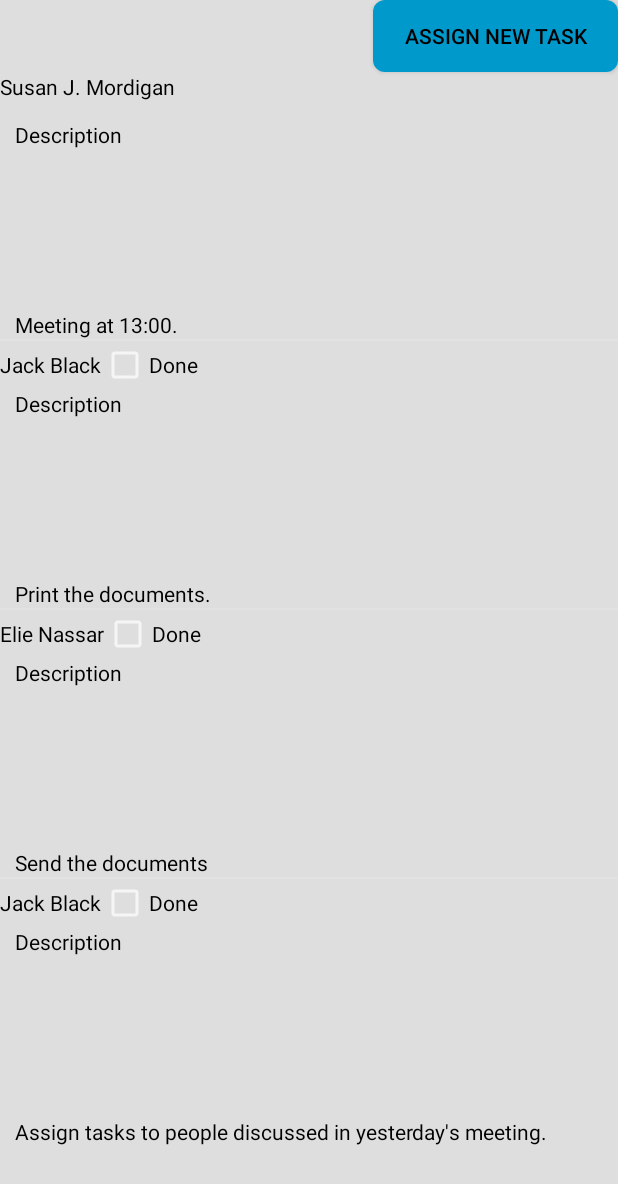
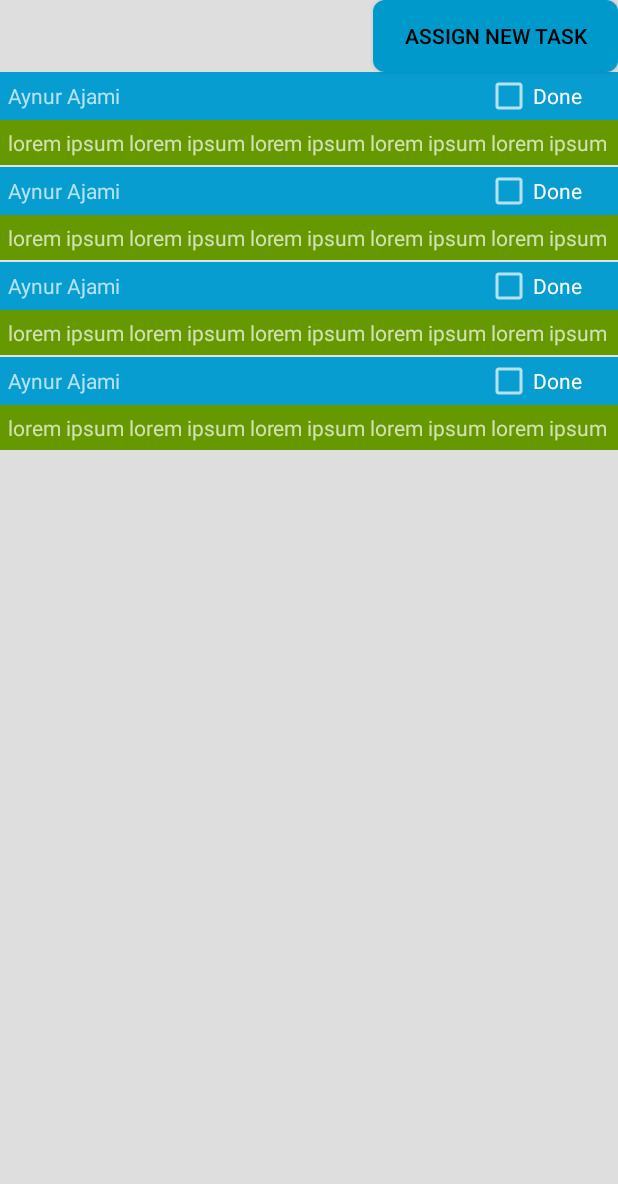
Before and after one commit to Blink184/TreeCommunicationProject, an Android app: the fragment TaskFragment placed in its activity, on a phone screen of 412 x 824 dp. Shown: the top 1184 px of the screen. Run offline under Robolectric (Android 15) with nearby library versions, the phone set to English and light mode, and no system bars; libraries missing offline, so code that uses them is left out: com.joooonho; 4 statements that could not run were skipped.

Commit message:
home fragment (not finished) 3

```diff
--- a/app/build.gradle
+++ b/app/build.gradle
@@ -32,5 +32,5 @@ dependencies {
     compile 'com.github.jlmd:AnimatedCircleLoadingView:1.1.2@aar'
     compile 'com.android.support:recyclerview-v7:23.0.1'
     compile 'com.android.support:support-v4:23.3.0'
-    compile 'com.android.support:support-v4:23.3.0'
+    compile 'com.joooonho:selectableroundedimageview:1.0.1'
 }
--- a/app/src/main/java/com/blink/treecommunicationproject/Activities/Adapters/HomeFragmentGridItemAdapter.java
+++ b/app/src/main/java/com/blink/treecommunicationproject/Activities/Adapters/HomeFragmentGridItemAdapter.java
@@ -4,7 +4,9 @@ package com.blink.treecommunicationproject.Activities.Adapters;
  * Created by ahmad hammoud on 4/12/2016.
  */
 import android.content.Context;
+import android.graphics.Color;
 import android.view.LayoutInflater;
+import android.view.MotionEvent;
 import android.view.View;
 import android.view.ViewGroup;
 import android.widget.BaseAdapter;
@@ -13,6 +15,7 @@ import android.widget.TextView;
 
 import com.blink.treecommunicationproject.Objects.Employee;
 import com.blink.treecommunicationproject.R;
+import com.joooonho.SelectableRoundedImageView;
 
 import java.util.List;
 
@@ -52,7 +55,23 @@ public class HomeFragmentGridItemAdapter extends BaseAdapter{
             grid = new View(mContext);
             grid = inflater.inflate(R.layout.fragment_home_grid_item, null);
             TextView textView = (TextView) grid.findViewById(R.id.grid_text);
-            ImageView imageView = (ImageView)grid.findViewById(R.id.grid_image);
+            final SelectableRoundedImageView imageView = (SelectableRoundedImageView )grid.findViewById(R.id.grid_image);
+            /*imageView.setOnTouchListener(new View.OnTouchListener() {
+                @Override
+                public boolean onTouch(View v, MotionEvent event) {
+                    switch (event.getAction()){
+                        case MotionEvent.ACTION_DOWN:{
+                            imageView.setBorderColor(Color.RED);
+                            break;
+                        }
+                        case MotionEvent.ACTION_UP:{
+                            imageView.setBorderColor(Color.BLUE);
+                            break;
+                        }
+                    }
+                    return false;
+                }
+            });*/
             textView.setText(employees.get(position).getFullName());
             imageView.setImageBitmap(employees.get(position).getPicture());
         } else {
--- a/app/src/main/java/com/blink/treecommunicationproject/Activities/Adapters/TaskFragmentListItemAdapter.java
+++ b/app/src/main/java/com/blink/treecommunicationproject/Activities/Adapters/TaskFragmentListItemAdapter.java
@@ -52,12 +52,12 @@ public class TaskFragmentListItemAdapter extends BaseAdapter{
         if (convertView == null) {
             list = new View(mContext);
             list = inflater.inflate(R.layout.fragment_task_list_item, null);
-            TextView to = (TextView) list.findViewById(R.id.tvTo);
+            /*TextView to = (TextView) list.findViewById(R.id.tvTo);
             TextView description = (TextView) list.findViewById(R.id.tvDescription);
             CheckBox checkBoxDone = (CheckBox) list.findViewById(R.id.cbDone);
             checkBoxDone.setChecked(false);
             to.setText(tasks.get(position).getToEmployee().getFullName());
-            description.setText(tasks.get(position).getDescription());
+            description.setText(tasks.get(position).getDescription());*/
         } else {
             list = (View) convertView;
         }
--- a/app/src/main/res/layout/fragment_task_list_item.xml
+++ b/app/src/main/res/layout/fragment_task_list_item.xml
@@ -2,59 +2,53 @@
 <LinearLayout xmlns:android="http://schemas.android.com/apk/res/android"
         android:orientation="vertical"
         android:layout_width="fill_parent"
-        android:layout_height="fill_parent">
+        android:layout_height="100dp">
 
     <LinearLayout
-        android:orientation="horizontal"
         android:layout_width="match_parent"
-        android:layout_height="match_parent">
-
-        <TextView
+        android:layout_height="match_parent"
+        android:background="@color/red01"
+        android:orientation="vertical">
+        <LinearLayout
+            android:layout_width="match_parent"
+            android:orientation="horizontal"
+            android:background="@color/blue02"
+            android:layout_height="wrap_content">
+            <LinearLayout
+                android:layout_width="wrap_content"
+                android:layout_height="match_parent"
+                android:gravity="center_vertical"
+                android:layout_weight="10">
+                <TextView
+                    android:layout_width="match_parent"
+                    android:layout_height="wrap_content"
+                    android:padding="5dp"
+                    android:text="Aynur Ajami"/>
+            </LinearLayout>
+            <LinearLayout
                 android:layout_width="wrap_content"
                 android:layout_height="wrap_content"
-                android:text="To: "
-                android:id="@+id/tvTo"
-                android:layout_row="0"
-                android:layout_column="0"
-                android:textColor="@color/black"
-                android:layout_alignParentLeft="true"
-            android:layout_alignParentTop="true" />
+                android:layout_weight="1">
+                <CheckBox
+                    android:layout_width="match_parent"
+                    android:layout_height="match_parent"
+                    android:text="Done" />
 
-        <CheckBox
+            </LinearLayout>
+        </LinearLayout>
+        <LinearLayout
             android:layout_width="wrap_content"
-            android:layout_height="wrap_content"
-            android:text="Done"
-            android:id="@+id/cbDone"
-            android:layout_row="1"
-            android:layout_column="2"
-            android:checked="false"
-            android:textColor="@color/black"
-            android:layout_alignParentTop="true"
-            android:layout_alignParentEnd="true" />
+            android:background="@color/green01"
+            android:orientation="horizontal"
+            android:layout_height="match_parent">
+
+            <TextView
+                android:layout_width="match_parent"
+                android:layout_height="match_parent"
+                android:padding="5dp"
+                android:text="lorem ipsum lorem ipsum lorem ipsum lorem ipsum lorem ipsum "/>
+        </LinearLayout>
+
     </LinearLayout>
 
-    <TextView
-            android:layout_width="103dp"
-            android:layout_height="wrap_content"
-            android:text="Description"
-            android:id="@+id/tvDescriptionTitle"
-            android:layout_row="1"
-            android:layout_column="0"
-            android:textColor="@color/black"
-            android:layout_marginLeft="10dp"
-            android:layout_below="@+id/cbDone"
-            android:layout_alignStart="@+id/tvTo" />
-
-    <TextView
-            android:layout_width="wrap_content"
-            android:layout_height="wrap_content"
-            android:id="@+id/tvDescription"
-            android:layout_row="2"
-            android:layout_column="0"
-            android:textColor="@color/black"
-            android:layout_alignParentLeft="true"
-            android:layout_marginLeft="10dp"
-            android:layout_alignParentTop="true"
-            android:layout_marginTop="107dp" />
-
 </LinearLayout>
```
Also changed, not shown: app/src/main/java/com/blink/treecommunicationproject/CustomControls/CustomImageView.java (added, +38 -0 lines), app/src/main/res/layout/fragment_home_grid_item.xml (+13 -5 lines).
